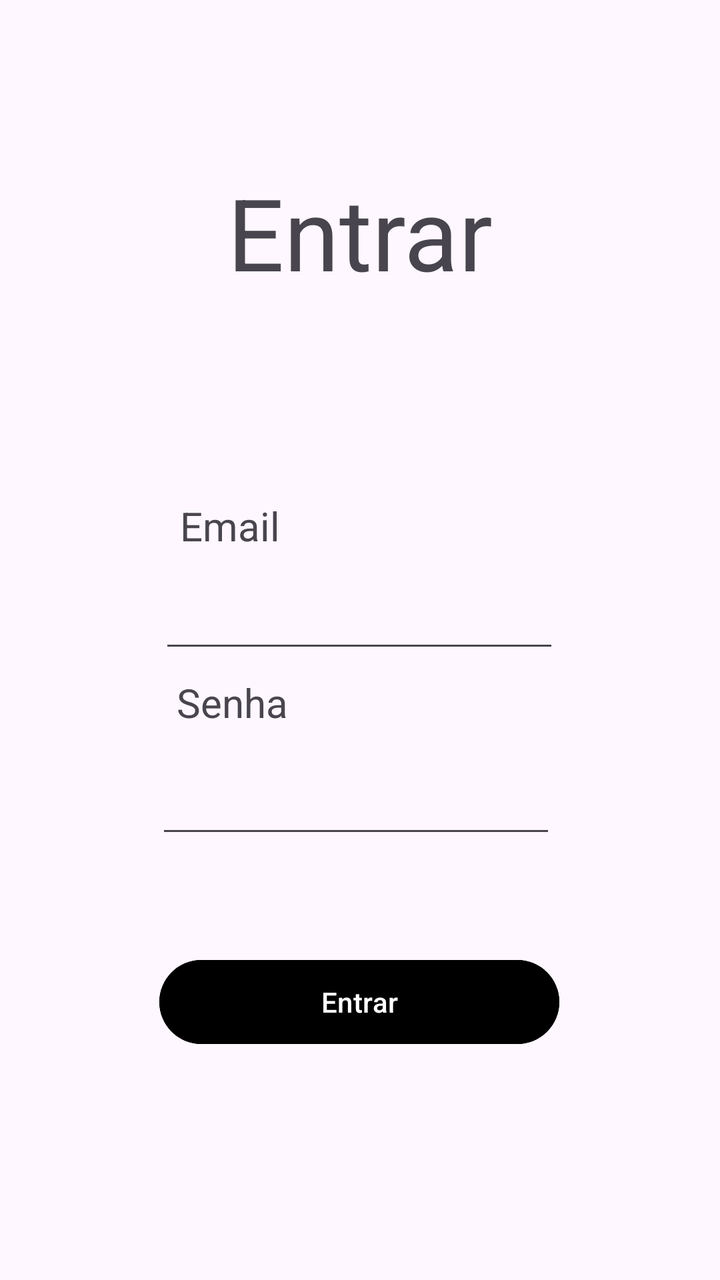
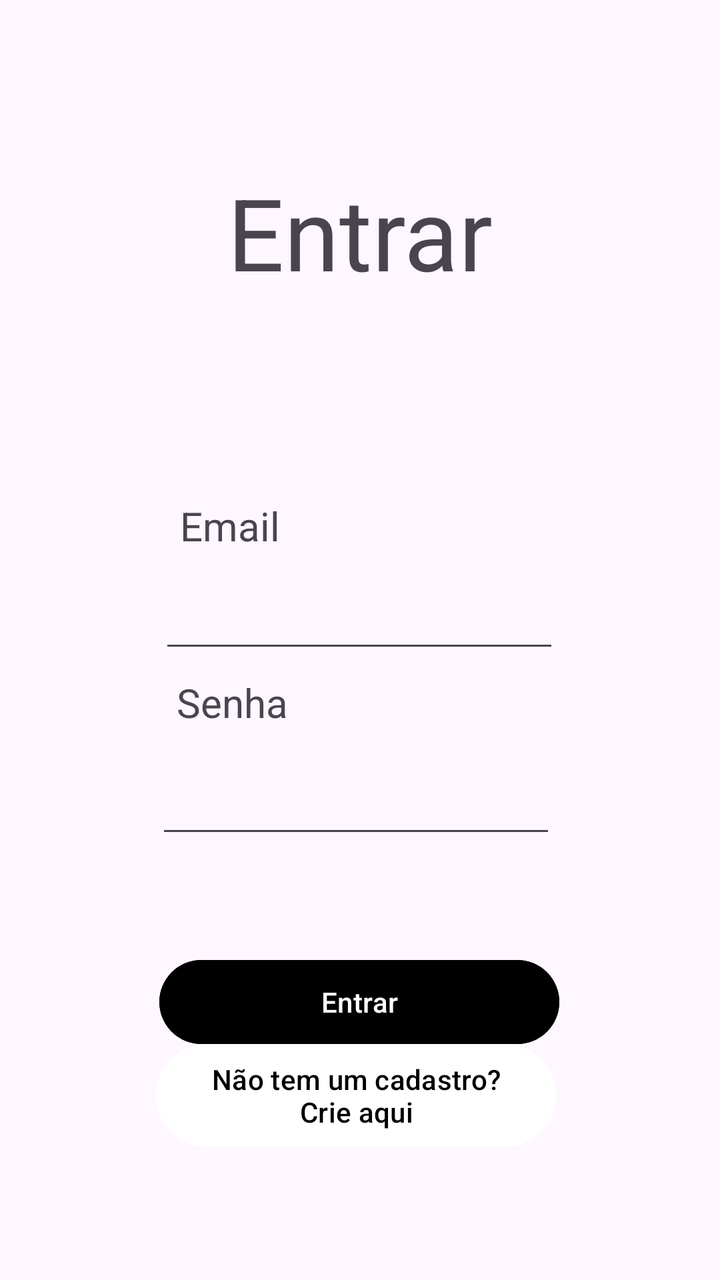

Before-and-after screenshots of an Android layout around one commit, followed by the original layout XML and the change that was made.
<!-- AndroidManifest.xml: application theme Theme.AppLogin -->
<!-- res/layout/activity_login.xml -->
<?xml version="1.0" encoding="utf-8"?>
<androidx.constraintlayout.widget.ConstraintLayout xmlns:android="http://schemas.android.com/apk/res/android"
    xmlns:app="http://schemas.android.com/apk/res-auto"
    xmlns:tools="http://schemas.android.com/tools"
    android:id="@+id/main"
    android:layout_width="match_parent"
    android:layout_height="match_parent"
    tools:context=".Login">

    <Button
        android:id="@+id/botao"
        android:layout_width="200dp"
        android:layout_height="50dp"
        android:backgroundTint="@color/black"
        android:text="Entrar"
        app:layout_constraintBottom_toBottomOf="parent"
        app:layout_constraintEnd_toEndOf="parent"
        app:layout_constraintHorizontal_bias="0.497"
        app:layout_constraintStart_toStartOf="parent"
        app:layout_constraintTop_toTopOf="parent"
        app:layout_constraintVertical_bias="0.807" />

    <TextView
        android:id="@+id/textView"
        android:layout_width="wrap_content"
        android:layout_height="wrap_content"
        android:text="Entrar"
        android:textSize="50sp"
        app:layout_constraintBottom_toBottomOf="parent"
        app:layout_constraintEnd_toEndOf="parent"
        app:layout_constraintStart_toStartOf="parent"
        app:layout_constraintTop_toTopOf="parent"
        app:layout_constraintVertical_bias="0.144" />

    <TextView
        android:id="@+id/textView2"
        android:layout_width="wrap_content"
        android:layout_height="wrap_content"
        android:text="Email"
        android:textSize="20sp"
        app:layout_constraintBottom_toBottomOf="parent"
        app:layout_constraintEnd_toEndOf="parent"
        app:layout_constraintHorizontal_bias="0.29"
        app:layout_constraintStart_toStartOf="parent"
        app:layout_constraintTop_toTopOf="parent"
        app:layout_constraintVertical_bias="0.407" />

    <TextView
        android:id="@+id/textView3"
        android:layout_width="wrap_content"
        android:layout_height="wrap_content"
        android:text="Senha"
        android:textSize="20sp"
        app:layout_constraintBottom_toBottomOf="parent"
        app:layout_constraintEnd_toEndOf="parent"
        app:layout_constraintHorizontal_bias="0.29"
        app:layout_constraintStart_toStartOf="parent"
        app:layout_constraintTop_toTopOf="parent"
        app:layout_constraintVertical_bias="0.551" />
    <EditText
        android:id="@+id/editTextEmail"
        android:layout_width="200dp"
        android:layout_height="50dp"
        app:layout_constraintBottom_toBottomOf="parent"
        app:layout_constraintEnd_toEndOf="parent"
        app:layout_constraintHorizontal_bias="0.497"
        app:layout_constraintStart_toStartOf="parent"
        app:layout_constraintTop_toTopOf="parent"
        app:layout_constraintVertical_bias="0.477" />

    <EditText
        android:id="@+id/editTextSenha"
        android:layout_width="200dp"
        android:layout_height="50dp"
        app:layout_constraintBottom_toBottomOf="parent"
        app:layout_constraintEnd_toEndOf="parent"
        app:layout_constraintHorizontal_bias="0.488"
        app:layout_constraintStart_toStartOf="parent"
        app:layout_constraintTop_toTopOf="parent"
        app:layout_constraintVertical_bias="0.634" />

</androidx.constraintlayout.widget.ConstraintLayout>
<!-- resources referenced by this layout -->
<resources>
  <color name="black">#FF000000</color>
  <style name="Theme.AppLogin" parent="Base.Theme.AppLogin" />
  <style name="Base.Theme.AppLogin" parent="Theme.Material3.DayNight.NoActionBar">
          
          
      </style>
</resources>

<!-- the commit's change to res/layout/activity_login.xml (unified diff, before → after) -->
@@ -19,6 +19,20 @@
         app:layout_constraintStart_toStartOf="parent"
         app:layout_constraintTop_toTopOf="parent"
         app:layout_constraintVertical_bias="0.807" />
+
+    <Button
+        android:id="@+id/botao2"
+        android:layout_width="200dp"
+        android:layout_height="59dp"
+        android:backgroundTint="@color/white"
+        android:text="Não tem um cadastro? Crie aqui"
+        android:textColor="@color/black"
+        app:layout_constraintBottom_toBottomOf="parent"
+        app:layout_constraintEnd_toEndOf="parent"
+        app:layout_constraintHorizontal_bias="0.488"
+        app:layout_constraintStart_toStartOf="parent"
+        app:layout_constraintTop_toTopOf="parent"
+        app:layout_constraintVertical_bias="0.892" />
 
     <TextView
         android:id="@+id/textView"
@@ -71,6 +85,7 @@
     <EditText
         android:id="@+id/editTextSenha"
         android:layout_width="200dp"
+        android:inputType="textPassword"
         android:layout_height="50dp"
         app:layout_constraintBottom_toBottomOf="parent"
         app:layout_constraintEnd_toEndOf="parent"
<!-- resource entries referenced after the edit -->
@@ -1,6 +1,7 @@
 <!-- resources referenced by this layout -->
 <resources>
   <color name="black">#FF000000</color>
+  <color name="white">#FFFFFFFF</color>
   <style name="Theme.AppLogin" parent="Base.Theme.AppLogin" />
   <style name="Base.Theme.AppLogin" parent="Theme.Material3.DayNight.NoActionBar">
           
